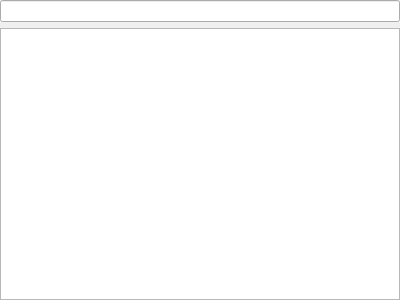
Before: the Qt Designer form src/application/mainwindow/mainwindow.ui in albertlauncher/albert, drawn with Qt 5.
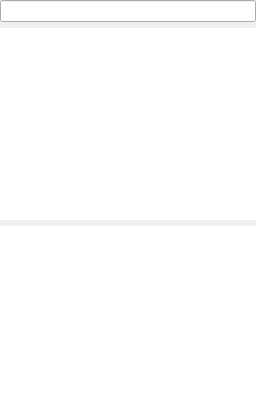
After: the same form once the commit is applied. Icons and pictures are not drawn. Custom widgets are drawn as their Qt base class.

The edit to the form file:
```diff
--- a/src/application/mainwindow/mainwindow.ui
+++ b/src/application/mainwindow/mainwindow.ui
@@ -2,18 +2,14 @@
 <ui version="4.0">
  <class>MainWindow</class>
  <widget class="QWidget" name="MainWindow">
-  <property name="geometry">
-   <rect>
-    <x>0</x>
-    <y>0</y>
-    <width>400</width>
-    <height>300</height>
-   </rect>
+  <property name="windowIcon">
+   <iconset resource="../resources.qrc">
+    <normaloff>:/app_icon</normaloff>:/app_icon</iconset>
   </property>
-  <property name="windowTitle">
-   <string>Form</string>
-  </property>
-  <layout class="QVBoxLayout" name="bottomLayout">
+  <layout class="QVBoxLayout" name="frameLayout">
+   <property name="sizeConstraint">
+    <enum>QLayout::SetFixedSize</enum>
+   </property>
    <property name="leftMargin">
     <number>0</number>
    </property>
@@ -27,8 +23,8 @@
     <number>0</number>
    </property>
    <item>
-    <widget class="QFrame" name="bottomFrame">
-     <layout class="QVBoxLayout" name="topLayout">
+    <widget class="QFrame" name="frame">
+     <layout class="QVBoxLayout" name="contentLayout">
       <property name="leftMargin">
        <number>0</number>
       </property>
@@ -42,27 +38,41 @@
        <number>0</number>
       </property>
       <item>
-       <widget class="QFrame" name="topFrame">
-        <layout class="QVBoxLayout" name="contentLayout">
-         <property name="leftMargin">
-          <number>0</number>
-         </property>
-         <property name="topMargin">
-          <number>0</number>
-         </property>
-         <property name="rightMargin">
-          <number>0</number>
-         </property>
-         <property name="bottomMargin">
-          <number>0</number>
-         </property>
-         <item>
-          <widget class="InputLine" name="inputLine"/>
-         </item>
-         <item>
-          <widget class="ProposalList" name="proposalList"/>
-         </item>
-        </layout>
+       <widget class="QLineEdit" name="inputLine"/>
+      </item>
+      <item>
+       <widget class="ProposalList" name="proposalList">
+        <property name="frameShape">
+         <enum>QFrame::NoFrame</enum>
+        </property>
+        <property name="horizontalScrollBarPolicy">
+         <enum>Qt::ScrollBarAlwaysOff</enum>
+        </property>
+        <property name="editTriggers">
+         <set>QAbstractItemView::NoEditTriggers</set>
+        </property>
+        <property name="uniformItemSizes">
+         <bool>true</bool>
+        </property>
+       </widget>
+      </item>
+      <item>
+       <widget class="ActionList" name="actionList">
+        <property name="sizePolicy">
+         <sizepolicy hsizetype="Expanding" vsizetype="Fixed">
+          <horstretch>0</horstretch>
+          <verstretch>0</verstretch>
+         </sizepolicy>
+        </property>
+        <property name="frameShape">
+         <enum>QFrame::NoFrame</enum>
+        </property>
+        <property name="editTriggers">
+         <set>QAbstractItemView::NoEditTriggers</set>
+        </property>
+        <property name="wordWrap">
+         <bool>true</bool>
+        </property>
        </widget>
       </item>
      </layout>
@@ -71,16 +81,16 @@
   </layout>
  </widget>
  <customwidgets>
-  <customwidget>
-   <class>InputLine</class>
-   <extends>QLineEdit</extends>
-   <header>inputline.h</header>
-  </customwidget>
   <customwidget>
    <class>ProposalList</class>
    <extends>QListView</extends>
    <header>proposallist.h</header>
   </customwidget>
+  <customwidget>
+   <class>ActionList</class>
+   <extends>QListView</extends>
+   <header location="global">actionlist.h</header>
+  </customwidget>
  </customwidgets>
  <resources/>
  <connections/>
```
Left out of the diff: 4 changed lines with no effect on the pictures.
